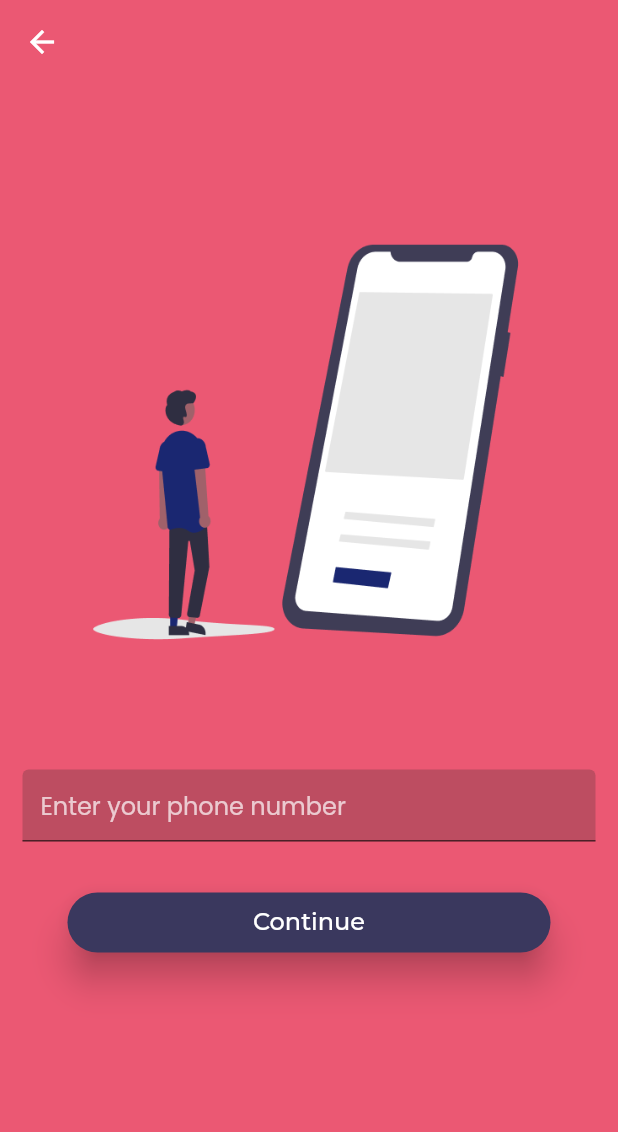
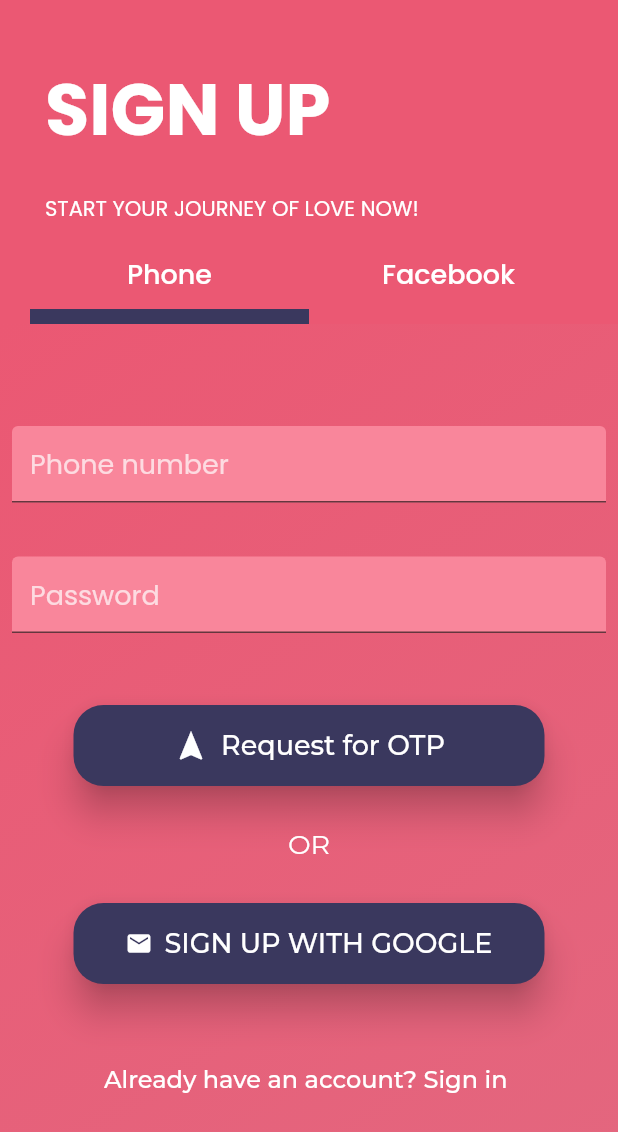
Before and after one commit to Sumithra-Sudhakar/rexora1-master, a Flutter app: the screen it shows after launch, after a tap on "Sign Up with Google", on a phone screen of 412 x 824 dp. Shown: the top 1132 px of the screen. Run offline on Flutter 3.47's test engine with Material 2 defaults, Android fonts, the phone set to English and light mode, and no system bars; our stand-ins replace firebase_auth, firebase_core, flutter_otp_text_field, font_awesome_flutter, google_fonts, google_sign_in and 1 more; accounts and stored records are empty; network calls fail.

Commit message:
NEW SIGN UP PAGES ADDED

```diff
--- a/lib/main.dart
+++ b/lib/main.dart
@@ -20,7 +20,7 @@ class MyApp extends StatelessWidget {
   Widget build(BuildContext context) => MaterialApp(
         debugShowCheckedModeBanner: false,
         title: 'Dating App',
-        theme: ThemeData(primarySwatch: Colors.deepPurple),
+
         home: Home(),
       );
 }
--- /dev/null
+++ b/lib/screens/sign_up.dart
@@ -0,0 +1,337 @@
+import 'package:flutter/cupertino.dart';
+import 'package:flutter/material.dart';
+import 'package:google_fonts/google_fonts.dart';
+import 'package:rexora1/utils/colors.dart' as colors;
+class signUp extends StatefulWidget {
+  const signUp({Key? key}) : super(key: key);
+
+  @override
+  _signUpState createState() => _signUpState();
+}
+
+class _signUpState extends State<signUp> {
+  @override
+  Widget build(BuildContext context) {
+    return  DefaultTabController(
+      length: 2,
+      child: Scaffold(appBar: AppBar(
+backgroundColor: colors.background,
+        bottom: PreferredSize(
+          preferredSize: Size.fromHeight(160),
+          child: Container(
+            alignment: Alignment.centerLeft,
+            padding: EdgeInsets.symmetric(horizontal: 20),
+            child: Column(
+              mainAxisAlignment: MainAxisAlignment.start,
+              crossAxisAlignment: CrossAxisAlignment.start,
+              children: [
+                Padding(
+                  padding: EdgeInsets.fromLTRB(10, 20, 10, 10),
+                  child: Align (
+                    alignment: Alignment.topLeft,
+                    child: Text(
+                      "SIGN UP",
+                      style: GoogleFonts.poppins(
+                        fontSize: 48,
+                        color: colors.textColor,
+                        fontWeight: FontWeight.bold,
+                      ),
+                    ),
+                  ),
+                ),
+                Padding(
+                  padding: EdgeInsets.fromLTRB(10, 10, 10, 10),
+                  child: Align (
+                    alignment: Alignment.topLeft,
+                    child: Text(
+                      "START YOUR JOURNEY OF LOVE NOW!",
+                      style: GoogleFonts.poppins(
+                        fontSize: 14,
+                        color: colors.textColor,
+
+                      ),
+                    ),
+                  ),
+                ),
+                TabBar(
+                  indicatorColor: colors.buttonColor,
+                  indicatorWeight: 10,
+                  tabs: [
+                    Tab(child: Text("Phone", style: GoogleFonts.poppins(
+                        fontSize: 18,
+                        color: colors.textColor
+                    ),),
+
+                    ),
+                    Tab(child: Text("Facebook", style: GoogleFonts.poppins(
+                        fontSize: 18,
+                        color: colors.textColor
+                    ),),),
+
+                  ],
+                ),
+              ],
+            ),
+          ),
+        ),
+
+        automaticallyImplyLeading: false,
+        elevation: 0,
+      ),
+        backgroundColor: colors.background,
+        body: Container(
+          decoration: BoxDecoration(
+              gradient: LinearGradient(
+                  begin: Alignment.topLeft,
+                  end: Alignment.bottomRight,
+                  colors: [
+                    colors.gradientStart,
+                    colors.gradientEnd,
+                  ]
+              )
+          ),
+          child: TabBarView(
+            children: [
+
+            phone_slide(),
+              fb_slide()
+
+            ],
+
+          ),
+        ),
+      ),
+    );
+  }
+}
+Column phone_slide(){
+  return Column(
+    mainAxisAlignment: MainAxisAlignment.center,
+    crossAxisAlignment: CrossAxisAlignment.center,
+    children: [
+      Padding(
+        padding: const EdgeInsets.all(8.0),
+        child: TextFormField(
+  style: GoogleFonts.montserrat(color: Colors.white),
+  decoration: InputDecoration(
+
+  filled: true,
+  fillColor: colors.textBoxColor,
+  hintText: "Phone number",
+  hintStyle: GoogleFonts.poppins(
+  color: Colors.white.withOpacity(0.7),
+fontSize: 18
+  ),
+  focusedBorder: OutlineInputBorder(
+  borderSide: BorderSide.none,
+  borderRadius: BorderRadius.circular(5.0),
+
+  )
+        )),
+      ),
+      SizedBox(
+        height: 20,
+      ),
+      Padding(
+        padding: const EdgeInsets.all(8.0),
+        child: TextFormField(
+            style: GoogleFonts.montserrat(color: Colors.white),
+            decoration: InputDecoration(
+
+                filled: true,
+                fillColor: colors.textBoxColor,
+                hintText: "Password",
+                hintStyle: GoogleFonts.poppins(
+                    color: Colors.white.withOpacity(0.7),
+                    fontSize: 18
+                ),
+                focusedBorder: OutlineInputBorder(
+                  borderSide: BorderSide.none,
+                  borderRadius: BorderRadius.circular(5.0),
+
+                )
+            )),
+      ),
+      Padding(
+        padding: EdgeInsets.fromLTRB(30, 40, 30, 20),
+        child: SizedBox(
+          height: 54,
+          width: 314,
+          child: ElevatedButton.icon(
+            icon: Icon(
+              Icons.navigation_sharp,
+              size: 24,
+              color: colors.buttonText,
+            ),
+            label: Text(
+              "Request for OTP",
+              style: GoogleFonts.montserrat(
+                  color: colors.buttonText, fontSize: 18),
+            ),
+            onPressed: () {
+
+
+
+            },
+            style: ElevatedButton.styleFrom(
+                elevation: 10,
+
+                padding: EdgeInsets.all(10.0),
+                primary: colors.buttonColor,
+                shape: new RoundedRectangleBorder(
+                    borderRadius: BorderRadius.circular(20.0))),
+          ),
+        ),
+      ),
+      Padding(padding: EdgeInsets.all(8.0),
+
+        child: Text(
+          "OR",
+          style: GoogleFonts.montserrat(
+              color: colors.buttonText, fontSize: 18),
+        ),
+      ),
+      Padding(
+        padding: EdgeInsets.fromLTRB(30, 20, 30, 20),
+        child: SizedBox(
+          height: 54,
+          width: 314,
+          child: ElevatedButton.icon(
+            icon: Icon(
+              Icons.mail,
+              size: 18,
+              color: colors.buttonText,
+            ),
+            label: Text(
+              "SIGN UP WITH GOOGLE",
+              style: GoogleFonts.montserrat(
+                  color: colors.buttonText, fontSize: 18),
+            ),
+            onPressed: () {
+
+
+
+            },
+            style: ElevatedButton.styleFrom(
+                elevation: 10,
+
+                padding: EdgeInsets.all(10.0),
+                primary: colors.buttonColor,
+                shape: new RoundedRectangleBorder(
+                    borderRadius: BorderRadius.circular(20.0))),
+          ),
+        ),
+      ),
+      Padding(
+        padding: EdgeInsets.all(20.0),
+        child: TextButton(
+          onPressed: () {
+
+          },
+          child: Text(
+            "Already have an account? Sign in ",
+            style: GoogleFonts.montserrat(
+              fontSize: 16,
+              color: Colors.white,
+            ),
+          ),
+        ),
+      )
+    ],
+
+  );
+}
+
+Column fb_slide(){
+  return Column(
+    children: [
+      Expanded(child: Image.asset('assets/fb_sign.png')),
+      Padding(
+        padding: EdgeInsets.fromLTRB(30, 40, 30, 20),
+        child: SizedBox(
+          height: 54,
+          width: 314,
+          child: ElevatedButton.icon(
+            icon: Icon(
+              Icons.facebook,
+              size: 24,
+              color: colors.buttonText,
+            ),
+            label: Text(
+              "SIGN IN FACEBOOK",
+              style: GoogleFonts.montserrat(
+                  color: colors.buttonText, fontSize: 18),
+            ),
+            onPressed: () {
+
+
+
+            },
+            style: ElevatedButton.styleFrom(
+                elevation: 10,
+
+                padding: EdgeInsets.all(10.0),
+                primary: colors.buttonColor,
+                shape: new RoundedRectangleBorder(
+                    borderRadius: BorderRadius.circular(20.0))),
+          ),
+        ),
+      ),
+      Padding(padding: EdgeInsets.all(8.0),
+
+        child: Text(
+          "OR",
+          style: GoogleFonts.montserrat(
+              color: colors.buttonText, fontSize: 18),
+        ),
+      ),
+      Padding(
+        padding: EdgeInsets.fromLTRB(30, 20, 30, 20),
+        child: SizedBox(
+          height: 54,
+          width: 314,
+          child: ElevatedButton.icon(
+            icon: Icon(
+              Icons.mail,
+              size: 18,
+              color: colors.buttonText,
+            ),
+            label: Text(
+              "SIGN UP WITH GOOGLE",
+              style: GoogleFonts.montserrat(
+                  color: colors.buttonText, fontSize: 18),
+            ),
+            onPressed: () {
+
+
+
+            },
+            style: ElevatedButton.styleFrom(
+                elevation: 10,
+
+                padding: EdgeInsets.all(10.0),
+                primary: colors.buttonColor,
+                shape: new RoundedRectangleBorder(
+                    borderRadius: BorderRadius.circular(20.0))),
+          ),
+        ),
+      ),
+      Padding(
+        padding: EdgeInsets.all(20.0),
+        child: TextButton(
+          onPressed: () {
+
+
+          },
+          child: Text(
+            "Already have an account? Sign in ",
+            style: GoogleFonts.montserrat(
+              fontSize: 16,
+              color: Colors.white,
+            ),
+          ),
+        ),
+      )
+    ],
+  );
+}
--- a/lib/screens/signup.dart
+++ b/lib/screens/signup.dart
@@ -3,6 +3,7 @@ import 'package:google_fonts/google_fonts.dart';
 import 'package:google_sign_in/google_sign_in.dart';
 import 'package:rexora1/screens/no_internet.dart';
 import 'package:rexora1/screens/phone.dart';
+import 'package:rexora1/screens/sign_up.dart';
 import 'package:rexora1/screens/signin.dart';
 import 'package:rexora1/utils/google_signup_button_widget.dart';
 import 'package:rexora1/utils/colors.dart' as colors;
@@ -149,7 +150,7 @@ class _SignUpState extends State<SignUp> with SingleTickerProviderStateMixin{
                         onPressed: () {
                           Navigator.of(context).push(
                               CustomPageRoute (
-                                  child: Phone())
+                                  child: signUp())
 
                           );
                         },
--- a/lib/utils/colors.dart
+++ b/lib/utils/colors.dart
@@ -1,12 +1,12 @@
 import 'package:flutter/material.dart';
 
-var gradientStart =  const Color(0xFF4A5BB6);
-var gradientEnd = const Color(0xFF18246D );
+var gradientStart =  const Color(0xFFEB5873);
+var gradientEnd = const Color(0xFFE3677F );
 
 
 
 var textColor = const Color((0xFFFFFFFF));
-var textBoxColor = const Color(0xffBD4D61);
+var textBoxColor = const Color(0xffF9869B);
 var buttonText = const Color(0xffffffff);
 var background = const Color(0xffEB5873);
 var buttonColor = const Color(0xff3A385E);
```
Also changed, not shown: assets/fb_sign.png (added).
